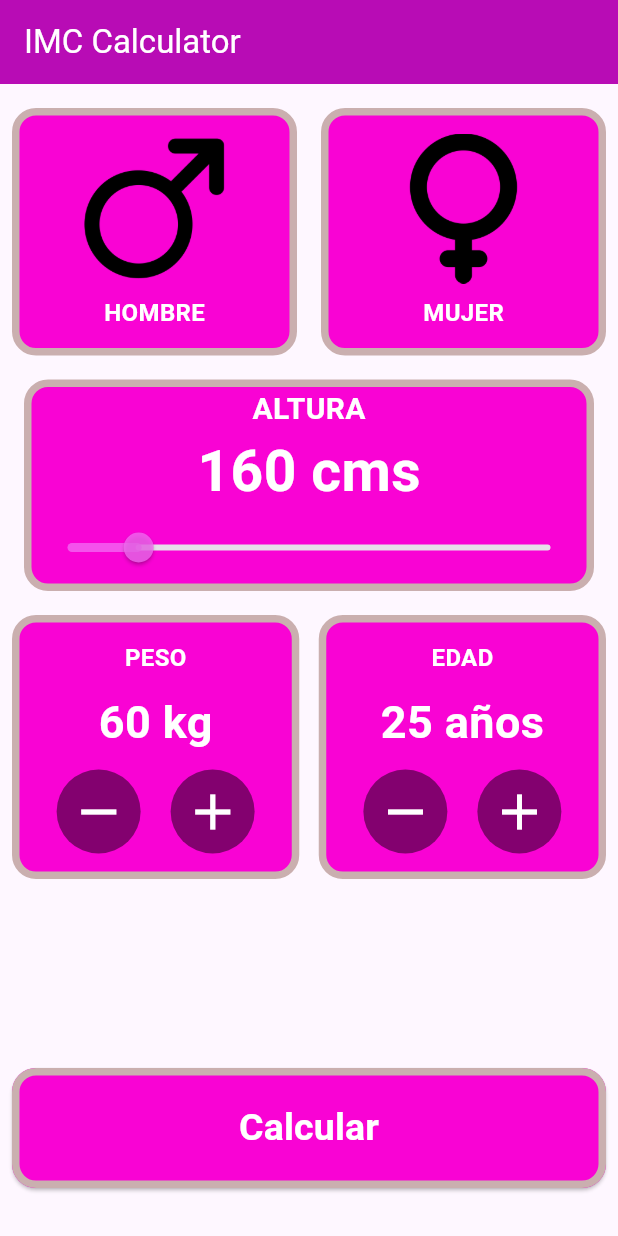
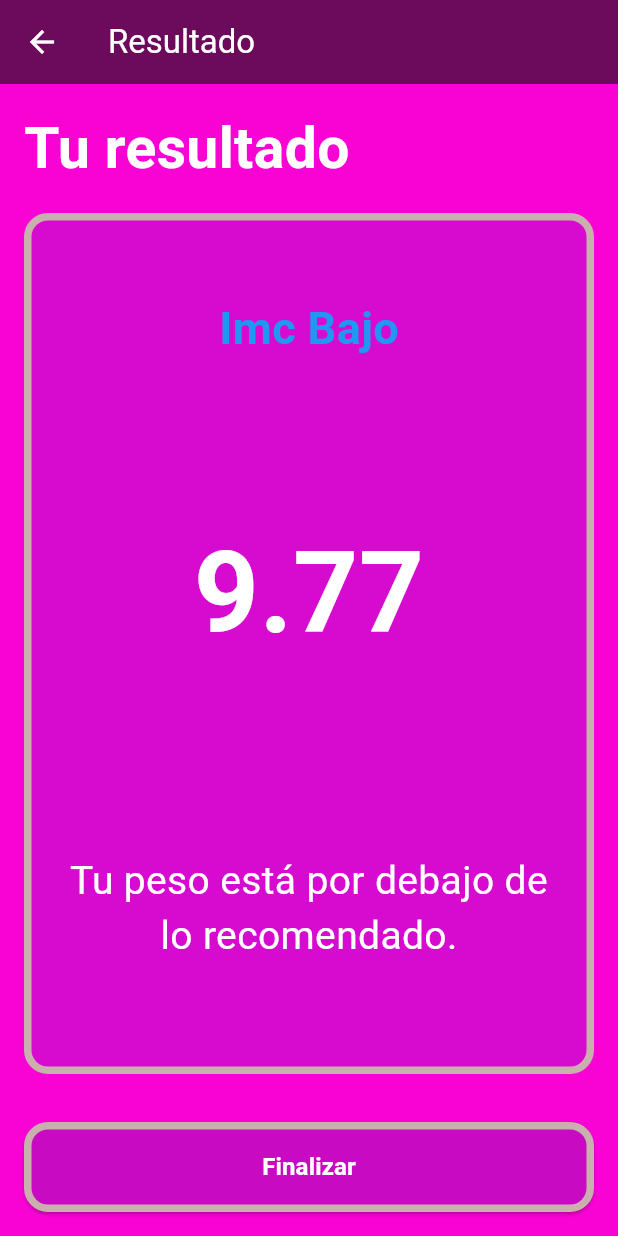
Before and after one commit to JGonzalezSarmiento/imc_calculator, a Flutter app: the screen it shows after launch, after a tap on the "remove" icon, after a tap on the "add" icon, after a tap on "Calcular", on a phone screen of 412 x 824 dp. Run offline on Flutter 3.47's test engine with Material 3 defaults, Android fonts, the phone set to English and light mode, and no system bars.

Commit message:
Avances en la app

```diff
--- a/lib/components/GenderSelector.dart
+++ b/lib/components/GenderSelector.dart
@@ -12,10 +12,18 @@ class GenderSelector extends StatefulWidget {
 class _GenderSelectorState extends State<GenderSelector> {
   String? selectedGender;
 
-  Widget _buildGenderOption(String gender, String imageAsset) {
+  Widget _buildGenderOption(
+    String gender,
+    String imageAsset,
+    double iconSize,
+    double fontSize,
+  ) {
     return Expanded(
       child: Padding(
-        padding: const EdgeInsets.symmetric(horizontal: 8, vertical: 16),
+        padding: EdgeInsets.symmetric(
+          horizontal: iconSize * 0.08, // padding proporcional
+          vertical: iconSize * 0.16,
+        ),
         child: GestureDetector(
           onTap: () {
             setState(() {
@@ -24,17 +32,22 @@ class _GenderSelectorState extends State<GenderSelector> {
           },
           child: StyledContainer(
             isSelected: selectedGender == gender,
+            width: double.infinity,
             child: Column(
               mainAxisAlignment: MainAxisAlignment.center,
               children: [
                 Image.asset(
                   imageAsset,
-                  height: 100,
+                  height: iconSize,
                   errorBuilder: (context, error, stackTrace) =>
-                      const Icon(Icons.error_outline, size: 100),
+                      Icon(Icons.error_outline, size: iconSize),
                 ),
-                const SizedBox(height: 8),
-                Text(gender.toUpperCase(), style: TextStyles.bodyTextBold),
+                SizedBox(height: iconSize * 0.08),
+                Text(
+                  gender.toUpperCase(),
+                  style: TextStyles.bodyTextBold.copyWith(fontSize: fontSize),
+                  textAlign: TextAlign.center,
+                ),
               ],
             ),
           ),
@@ -45,10 +58,26 @@ class _GenderSelectorState extends State<GenderSelector> {
 
   @override
   Widget build(BuildContext context) {
+    final screenWidth = MediaQuery.of(context).size.width;
+
+    // Tamaños adaptativos
+    double iconSize = screenWidth * 0.22; // imágenes ~22% del ancho de pantalla
+    double fontSize = screenWidth * 0.045; // texto ~4.5% del ancho
+
     return Row(
       children: [
-        _buildGenderOption('Hombre', 'assets/images/male.png'),
-        _buildGenderOption('Mujer', 'assets/images/female.png'),
+        _buildGenderOption(
+          'Hombre',
+          'assets/images/male.png',
+          iconSize,
+          fontSize,
+        ),
+        _buildGenderOption(
+          'Mujer',
+          'assets/images/female.png',
+          iconSize,
+          fontSize,
+        ),
       ],
     );
   }
--- a/lib/components/dates_selector.dart
+++ b/lib/components/dates_selector.dart
@@ -22,44 +22,58 @@ class _DatesSelectorState extends State<DatesSelector> {
 
   @override
   Widget build(BuildContext context) {
-    return Row(
-      children: [
-        // PESO
-        Expanded(
+    final screenWidth = MediaQuery.of(context).size.width;
+
+    // Escalas dinámicas
+    double titleFontSize = screenWidth * 0.04; // ~4% ancho
+    double valueFontSize = screenWidth * 0.07; // ~7% ancho
+    double spacing = screenWidth * 0.025;
+    double iconSpacing = screenWidth * 0.05;
+
+    Widget buildDataBox(
+      String title,
+      String value,
+      VoidCallback onDecrement,
+      VoidCallback onIncrement,
+    ) {
+      return Expanded(
         child: Padding(
-            padding: const EdgeInsets.only(
-              left: 8,
-              top: 16,
-              right: 4,
-              bottom: 8,
+          padding: EdgeInsets.symmetric(
+            horizontal: spacing / 2,
+            vertical: spacing,
           ),
           child: StyledContainer(
+            width: double.infinity,
             child: Column(
               children: [
                 Text(
-                    'Peso'.toUpperCase(),
-                    style: TextStyles.bodyTextBold.copyWith(fontSize: 16),
+                  title.toUpperCase(),
+                  style: TextStyles.bodyTextBold.copyWith(
+                    fontSize: titleFontSize,
                   ),
-                  const SizedBox(height: 10),
+                ),
+                SizedBox(height: spacing),
                 Text(
-                    '$peso kg',
-                    style: TextStyles.bodyTextBold.copyWith(fontSize: 30),
+                  value,
+                  style: TextStyles.bodyTextBold.copyWith(
+                    fontSize: valueFontSize,
                   ),
-                  const SizedBox(height: 10),
+                ),
+                SizedBox(height: spacing),
                 Row(
                   mainAxisAlignment: MainAxisAlignment.center,
                   mainAxisSize: MainAxisSize.min,
                   children: [
                     CircleIconButton(
-                        onPressed: _decrementPeso,
+                      onPressed: onDecrement,
                       icon: Icons.remove,
-                        semanticLabel: 'Disminuir peso',
+                      semanticLabel: 'Disminuir $title',
                     ),
-                      const SizedBox(width: 20),
+                    SizedBox(width: iconSpacing),
                     CircleIconButton(
-                        onPressed: _incrementPeso,
+                      onPressed: onIncrement,
                       icon: Icons.add,
-                        semanticLabel: 'Aumentar peso',
+                      semanticLabel: 'Aumentar $title',
                     ),
                   ],
                 ),
@@ -67,54 +81,14 @@ class _DatesSelectorState extends State<DatesSelector> {
             ),
           ),
         ),
-        ),
+      );
+    }
 
-        const SizedBox(width: 5),
-
-        // EDAD
-        Expanded(
-          child: Padding(
-            padding: const EdgeInsets.only(
-              left: 4,
-              top: 16,
-              bottom: 8,
-              right: 8,
-            ),
-            child: StyledContainer(
-              child: Column(
+    return Row(
       children: [
-                  Text(
-                    'Edad'.toUpperCase(),
-                    style: TextStyles.bodyTextBold.copyWith(fontSize: 16),
-                  ),
-                  const SizedBox(height: 10),
-                  Text(
-                    '$edad años',
-                    style: TextStyles.bodyTextBold.copyWith(fontSize: 30),
-                  ),
-                  const SizedBox(height: 10),
-                  Row(
-                    mainAxisAlignment: MainAxisAlignment.center,
-                    mainAxisSize: MainAxisSize.min,
-                    children: [
-                      CircleIconButton(
-                        onPressed: _decrementEdad,
-                        icon: Icons.remove,
-                        semanticLabel: 'Disminuir edad',
-                      ),
-                      const SizedBox(width: 20),
-                      CircleIconButton(
-                        onPressed: _incrementEdad,
-                        icon: Icons.add,
-                        semanticLabel: 'Aumentar edad',
-                      ),
-                    ],
-                  ),
-                ],
-              ),
-            ),
-          ),
-        ),
+        buildDataBox('Peso', '$peso kg', _decrementPeso, _incrementPeso),
+        SizedBox(width: spacing / 2),
+        buildDataBox('Edad', '$edad años', _decrementEdad, _incrementEdad),
       ],
     );
   }
--- a/lib/components/heigh_selector.dart
+++ b/lib/components/heigh_selector.dart
@@ -4,12 +4,12 @@ import 'package:imc_calculator/core/text_styles.dart';
 
 class HeighSelector extends StatefulWidget {
   final double selectedHeight;
-  final ValueChanged<double> onHeightChange; // Añade este parámetro
+  final ValueChanged<double> onHeightChange;
 
   const HeighSelector({
     super.key,
     required this.selectedHeight,
-    required this.onHeightChange, // Hazlo requerido
+    required this.onHeightChange,
   });
 
   @override
@@ -19,38 +19,60 @@ class HeighSelector extends StatefulWidget {
 class _HeighSelectorState extends State<HeighSelector> {
   @override
   Widget build(BuildContext context) {
+    final screenWidth = MediaQuery.of(context).size.width;
+
+    // Escalas proporcionales al ancho de pantalla
+    double titleFontSize = screenWidth * 0.05; // ~5% del ancho
+    double valueFontSize = screenWidth * 0.09; // ~9% del ancho
+    double horizontalPadding = screenWidth * 0.04;
+    double verticalPadding = screenWidth * 0.04;
+
     return Padding(
-      padding: const EdgeInsets.only(left: 16, right: 16),
+      padding: EdgeInsets.symmetric(horizontal: horizontalPadding),
       child: Container(
         decoration: BoxDecoration(
           color: AppColors.backgrounComponents,
           borderRadius: BorderRadius.circular(16),
           border: Border.all(color: const Color(0xFFCAAFAF), width: 5),
         ),
+        child: Padding(
+          padding: EdgeInsets.symmetric(vertical: verticalPadding),
           child: Column(
             children: [
               Text(
                 'Altura'.toUpperCase(),
-              style: TextStyles.bodyTextBold.copyWith(fontSize: 20),
+                style: TextStyles.bodyTextBold.copyWith(
+                  fontSize: titleFontSize,
+                ),
               ),
               Text(
                 '${widget.selectedHeight.toStringAsFixed(0)} cms',
                 style: TextStyles.bodyTextBold.copyWith(
-                fontSize: 38,
+                  fontSize: valueFontSize,
                   fontWeight: FontWeight.bold,
                 ),
               ),
-            Slider(
+              SliderTheme(
+                data: SliderTheme.of(context).copyWith(
+                  trackHeight:
+                      screenWidth * 0.015, // grosor de la barra adaptativo
+                  thumbShape: RoundSliderThumbShape(
+                    enabledThumbRadius:
+                        screenWidth * 0.025, // tamaño del control
+                  ),
+                ),
+                child: Slider(
                   value: widget.selectedHeight,
                   onChanged: widget.onHeightChange,
-
                   min: 150,
                   max: 220,
                   divisions: 70,
                   label: '${widget.selectedHeight.toStringAsFixed(0)} cms',
                   activeColor: const Color(0xC5F36BF3),
                 ),
+              ),
             ],
+          ),
         ),
       ),
     );
--- a/lib/core/button_style.dart
+++ b/lib/core/button_style.dart
@@ -12,6 +12,7 @@ class ButtStyles extends StatelessWidget {
     required this.content,
     this.isSelected = false, // ✅ Solo una vez
     this.onTap,
+    required Text child,
   });
 
   @override
--- a/lib/core/styled_container.dart
+++ b/lib/core/styled_container.dart
@@ -12,7 +12,8 @@ class StyledContainer extends StatelessWidget {
     required this.child,
     this.padding = const EdgeInsets.all(12),
     this.margin = EdgeInsets.zero,
-    this.isSelected = false, // Valor por defecto
+    this.isSelected = false,
+    required double width, // Valor por defecto
   });
 
   @override
--- a/lib/screen/imc_home_screen.dart
+++ b/lib/screen/imc_home_screen.dart
@@ -3,8 +3,8 @@ import 'package:imc_calculator/components/GenderSelector.dart';
 import 'package:imc_calculator/components/dates_selector.dart';
 import 'package:imc_calculator/components/heigh_selector.dart';
 import 'package:imc_calculator/core/app_colors.dart';
-import 'package:imc_calculator/core/button_style.dart';
 import 'package:imc_calculator/core/text_styles.dart';
+import 'package:imc_calculator/screen/imc_result_screen.dart';
 
 class ImcHomeScreen extends StatefulWidget {
   const ImcHomeScreen({super.key});
@@ -15,13 +15,32 @@ class ImcHomeScreen extends StatefulWidget {
 
 class _ImcHomeScreenState extends State<ImcHomeScreen> {
   double selectedHeight = 160;
+  int selectedWeight = 25;
 
   @override
   Widget build(BuildContext context) {
+    final size = MediaQuery.of(context).size;
+    final isSmallScreen = size.height < 600;
+
     return Scaffold(
-      body: Column(
+      backgroundColor: AppColors.backgroundApp,
+      body: SafeArea(
+        child: SingleChildScrollView(
+          // Scroll para evitar overflow
+          padding: EdgeInsets.symmetric(
+            horizontal: size.width * 0.04,
+            vertical: size.height * 0.02,
+          ),
+          child: Column(
             children: [
+              SizedBox(height: size.height * 0.02),
+
+              // Selector de género
               GenderSelector(),
+
+              SizedBox(height: size.height * 0.03),
+
+              // Selector de altura
               HeighSelector(
                 selectedHeight: selectedHeight,
                 onHeightChange: (newHeight) {
@@ -30,36 +49,52 @@ class _ImcHomeScreenState extends State<ImcHomeScreen> {
                   });
                 },
               ),
+
+              SizedBox(height: size.height * 0.03),
+
+              // Selector de edad/fechas
               DatesSelector(),
-          const Spacer(),
-          Padding(
-            padding: const EdgeInsets.only(
-              left: 8,
-              top: 8,
-              bottom: 32,
-              right: 8,
-            ),
-            child: SizedBox(
-              height: 80,
+
+              SizedBox(height: size.height * 0.05),
+
+              // Botón Calcular
+              SizedBox(
+                height: isSmallScreen ? 60 : 80,
                 width: double.infinity,
                 child: ElevatedButton(
                   style: ElevatedButton.styleFrom(
                     backgroundColor: AppColors.backgrounComponents,
                     shape: RoundedRectangleBorder(
                       borderRadius: BorderRadius.circular(16),
-                    side: const BorderSide(color: Color(0xFFCAAFAF), width: 5),
+                      side: const BorderSide(
+                        color: Color(0xFFCAAFAF),
+                        width: 5,
                       ),
                     ),
-                onPressed: () {},
+                  ),
+                  onPressed: () {
+                    Navigator.push(
+                      context,
+                      MaterialPageRoute(
+                        builder: (context) => ImcResultScreen(
+                          height: selectedHeight,
+                          weight: selectedWeight,
+                        ),
+                      ),
+                    );
+                  },
                   child: Text(
                     'Calcular',
-                  style: TextStyles.bodyTextBold.copyWith(fontSize: 25),
+                    style: TextStyles.bodyTextBold.copyWith(
+                      fontSize: isSmallScreen ? 18 : 25,
                     ),
                   ),
                 ),
               ),
             ],
           ),
+        ),
+      ),
     );
   }
 }
--- /dev/null
+++ b/lib/screen/imc_result_screen.dart
@@ -0,0 +1,147 @@
+import 'package:flutter/material.dart';
+import 'package:imc_calculator/core/app_colors.dart';
+import 'package:imc_calculator/core/text_styles.dart';
+
+class ImcResultScreen extends StatelessWidget {
+  final int weight;
+  final double height;
+
+  const ImcResultScreen({
+    super.key,
+    required this.weight,
+    required this.height,
+  });
+
+  @override
+  Widget build(BuildContext context) {
+    return Scaffold(
+      backgroundColor: AppColors.backgrounComponents,
+      appBar: toolbarResult(),
+      body: bodyResult(context),
+    );
+  }
+
+  Padding bodyResult(BuildContext context) {
+    double fixedHeight = height / 100;
+    double imcResult = weight / (fixedHeight * fixedHeight);
+
+    return Padding(
+      padding: const EdgeInsets.all(16.0),
+      child: Column(
+        crossAxisAlignment: CrossAxisAlignment.start,
+        children: [
+          Text(
+            "Tu resultado",
+            style: TextStyle(
+              fontSize: 38,
+              color: Colors.white,
+              fontWeight: FontWeight.bold,
+            ),
+          ),
+          Expanded(
+            child: Padding(
+              padding: const EdgeInsets.only(top: 16, bottom: 32),
+              child: Container(
+                width: double.infinity,
+                decoration: BoxDecoration(
+                  color: AppColors.primaryColor,
+                  borderRadius: BorderRadius.circular(16),
+                  border: Border.all(color: const Color(0xFFCAAFAF), width: 5),
+                ),
+                child: Column(
+                  mainAxisAlignment: MainAxisAlignment.spaceAround,
+                  children: [
+                    Text(
+                      getTitleByImc(imcResult),
+                      style: TextStyle(
+                        fontSize: 30,
+                        fontWeight: FontWeight.w600,
+                        color: getColorByImc(imcResult),
+                      ),
+                    ),
+                    Text(
+                      imcResult.toStringAsFixed(2),
+                      style: TextStyle(
+                        fontSize: 76,
+                        color: Colors.white,
+                        fontWeight: FontWeight.bold,
+                      ),
+                    ),
+                    Padding(
+                      padding: const EdgeInsets.all(18.0),
+                      child: Text(
+                        getDescriptionByImc(imcResult),
+                        style: TextStyle(
+                          fontSize: 26,
+                          fontWeight: FontWeight.w400,
+                          color: Colors.white,
+                        ),
+                        textAlign: TextAlign.center,
+                      ),
+                    ),
+                  ],
+                ),
+              ),
+            ),
+          ),
+          SizedBox(
+            height: 60,
+            width: double.infinity,
+            child: ElevatedButton(
+              onPressed: () {
+                Navigator.pop(context);
+              },
+              style: ButtonStyle(
+                shape: WidgetStateProperty.all(
+                  RoundedRectangleBorder(
+                    borderRadius: BorderRadius.circular(16),
+                    side: BorderSide(color: const Color(0xFFCAAFAF), width: 5),
+                  ),
+                ),
+                backgroundColor: WidgetStateProperty.all(
+                  AppColors.primaryColor,
+                ),
+              ),
+              child: Text("Finalizar", style: TextStyles.bodyTextBold),
+            ),
+          ),
+        ],
+      ),
+    );
+  }
+
+  AppBar toolbarResult() {
+    return AppBar(
+      title: Text("Resultado"),
+      backgroundColor: AppColors.backgroundApp,
+      foregroundColor: Colors.white,
+    );
+  }
+
+  Color getColorByImc(double imcResult) {
+    return switch (imcResult) {
+      < 18.5 => Colors.blue, //IMC Bajo
+      < 24.9 => Colors.green, //IMC normal
+      < 29.99 => Colors.orange, //Sobrepeso
+      _ => Colors.red, //Obesidad
+    };
+  }
+
+  String getTitleByImc(double imcResult) {
+    return switch (imcResult) {
+      < 18.5 => "Imc Bajo",
+      < 24.9 => "Imc Normal",
+      < 29.99 => "Sobrepeso",
+      _ => "Obesidad",
+    };
+  }
+
+  String getDescriptionByImc(double imcResult) {
+    return switch (imcResult) {
+      < 18.5 => "Tu peso está por debajo de lo recomendado.",
+      < 24.9 => "Tu peso está en el rango saludable.",
+      < 29.99 => "Tienes sobrepeso, cuida tu alimentación.",
+      _ => "Tienes obesidad, consulta con un especialista.",
+    };
+  }
+}
```
Lines whose indentation alone changed are shown as unchanged.
